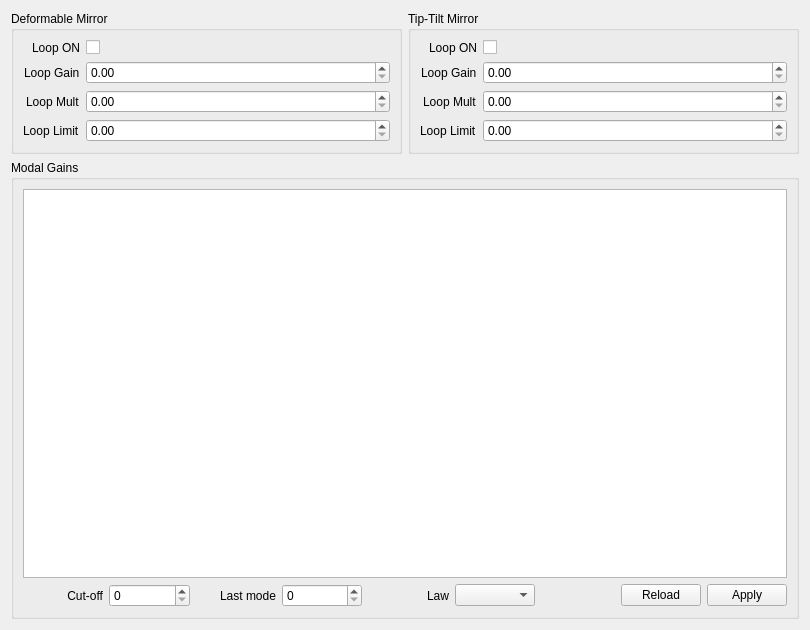
This is guis/ui/loop_controls.ui in janis-hag/kalao-ics as Qt 5 draws it before an edit. The edited form follows.
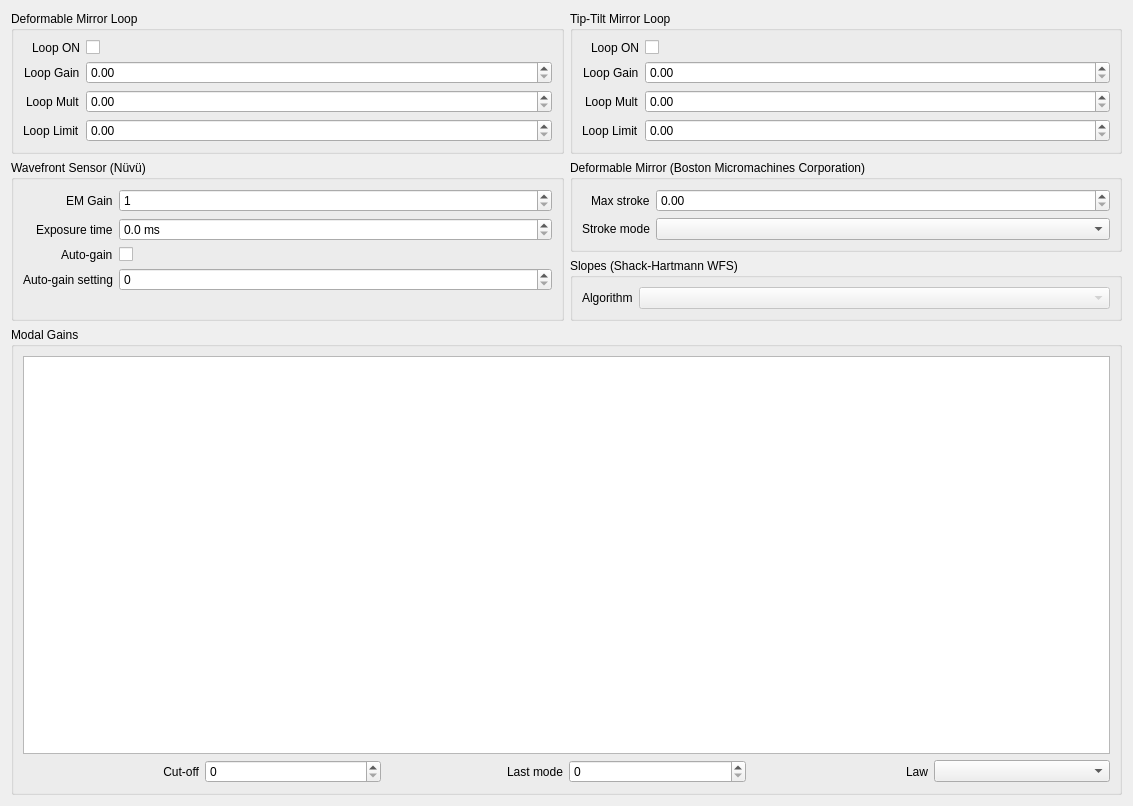
This is the edited form. Custom widgets are drawn as their Qt base class.

What changed in the file:
```diff
--- a/guis/ui/loop_controls.ui
+++ b/guis/ui/loop_controls.ui
@@ -6,98 +6,18 @@
    <rect>
     <x>0</x>
     <y>0</y>
-    <width>810</width>
-    <height>630</height>
+    <width>1133</width>
+    <height>806</height>
    </rect>
   </property>
   <property name="windowTitle">
    <string>Loop Controls - KalAO</string>
   </property>
-  <layout class="QGridLayout" name="gridLayout" rowstretch="0,0" columnstretch="1,1">
-   <item row="0" column="1">
-    <widget class="QGroupBox" name="ttm_groupbox">
-     <property name="title">
-      <string>Tip-Tilt Mirror</string>
-     </property>
-     <layout class="QFormLayout" name="formLayout_4">
-      <property name="labelAlignment">
-       <set>Qt::AlignRight|Qt::AlignTrailing|Qt::AlignVCenter</set>
-      </property>
-      <item row="0" column="0">
-       <widget class="QLabel" name="ttm_loop_on_label">
-        <property name="text">
-         <string>Loop ON</string>
-        </property>
-       </widget>
-      </item>
-      <item row="1" column="0">
-       <widget class="QLabel" name="ttm_loop_gain_label">
-        <property name="text">
-         <string>Loop Gain</string>
-        </property>
-       </widget>
-      </item>
-      <item row="2" column="0">
-       <widget class="QLabel" name="ttm_loop_mult_label">
-        <property name="text">
-         <string>Loop Mult</string>
-        </property>
-       </widget>
-      </item>
-      <item row="3" column="0">
-       <widget class="QLabel" name="ttm_loop_limit_label">
-        <property name="text">
-         <string>Loop Limit</string>
-        </property>
-       </widget>
-      </item>
-      <item row="0" column="1">
-       <widget class="QCheckBox" name="ttm_loop_on_checkbox">
-        <property name="text">
-         <string/>
-        </property>
-       </widget>
-      </item>
-      <item row="1" column="1">
-       <widget class="QDoubleSpinBox" name="ttm_loop_gain_spinbox">
-        <property name="keyboardTracking">
-         <bool>false</bool>
-        </property>
-        <property name="singleStep">
-         <double>0.010000000000000</double>
-        </property>
-       </widget>
-      </item>
-      <item row="2" column="1">
-       <widget class="QDoubleSpinBox" name="ttm_loop_mult_spinbox">
-        <property name="keyboardTracking">
-         <bool>false</bool>
-        </property>
-        <property name="maximum">
-         <double>1.000000000000000</double>
-        </property>
-        <property name="singleStep">
-         <double>0.010000000000000</double>
-        </property>
-       </widget>
-      </item>
-      <item row="3" column="1">
-       <widget class="QDoubleSpinBox" name="ttm_loop_limit_spinbox">
-        <property name="keyboardTracking">
-         <bool>false</bool>
-        </property>
-        <property name="singleStep">
-         <double>0.010000000000000</double>
-        </property>
-       </widget>
-      </item>
-     </layout>
-    </widget>
-   </item>
+  <layout class="QGridLayout" name="gridLayout" rowstretch="0,0,0,0" columnstretch="1,1">
    <item row="0" column="0">
     <widget class="QGroupBox" name="dm_groupbox">
      <property name="title">
-      <string>Deformable Mirror</string>
+      <string>Deformable Mirror Loop</string>
      </property>
      <layout class="QFormLayout" name="formLayout_3">
       <property name="labelAlignment">
@@ -174,7 +94,7 @@
      </layout>
     </widget>
    </item>
-   <item row="1" column="0" colspan="2">
+   <item row="3" column="0" colspan="2">
     <widget class="QGroupBox" name="modalgains_groupbox">
      <property name="title">
       <string>Modal Gains</string>
@@ -232,53 +152,248 @@
         <item>
          <widget class="QComboBox" name="law_combobox"/>
         </item>
-        <item>
-         <spacer name="horizontalSpacer">
-          <property name="orientation">
-           <enum>Qt::Horizontal</enum>
-          </property>
-          <property name="sizeType">
-           <enum>QSizePolicy::Maximum</enum>
-          </property>
-          <property name="sizeHint" stdset="0">
-           <size>
-            <width>80</width>
-            <height>20</height>
-           </size>
-          </property>
-         </spacer>
-        </item>
-        <item>
-         <widget class="QPushButton" name="pushButton">
-          <property name="sizePolicy">
-           <sizepolicy hsizetype="Fixed" vsizetype="Fixed">
-            <horstretch>0</horstretch>
-            <verstretch>0</verstretch>
-           </sizepolicy>
-          </property>
-          <property name="text">
-           <string>Reload</string>
-          </property>
-         </widget>
-        </item>
-        <item>
-         <widget class="QPushButton" name="pushButton_2">
-          <property name="sizePolicy">
-           <sizepolicy hsizetype="Fixed" vsizetype="Fixed">
-            <horstretch>0</horstretch>
-            <verstretch>0</verstretch>
-           </sizepolicy>
-          </property>
-          <property name="text">
-           <string>Apply</string>
-          </property>
-         </widget>
-        </item>
        </layout>
       </item>
      </layout>
     </widget>
    </item>
+   <item row="1" column="1">
+    <widget class="QGroupBox" name="bmc_groupbox">
+     <property name="title">
+      <string>Deformable Mirror (Boston Micromachines Corporation)</string>
+     </property>
+     <layout class="QFormLayout" name="formLayout_5">
+      <property name="labelAlignment">
+       <set>Qt::AlignRight|Qt::AlignTrailing|Qt::AlignVCenter</set>
+      </property>
+      <item row="0" column="0">
+       <widget class="QLabel" name="bmc_maxstroke_label">
+        <property name="text">
+         <string>Max stroke</string>
+        </property>
+       </widget>
+      </item>
+      <item row="0" column="1">
+       <widget class="QDoubleSpinBox" name="bmc_maxstroke_spinbox">
+        <property name="keyboardTracking">
+         <bool>false</bool>
+        </property>
+        <property name="minimum">
+         <double>0.000000000000000</double>
+        </property>
+        <property name="maximum">
+         <double>1.000000000000000</double>
+        </property>
+        <property name="singleStep">
+         <double>0.050000000000000</double>
+        </property>
+       </widget>
+      </item>
+      <item row="1" column="0">
+       <widget class="QLabel" name="bmc_strokemode_label">
+        <property name="text">
+         <string>Stroke mode</string>
+        </property>
+       </widget>
+      </item>
+      <item row="1" column="1">
+       <widget class="QComboBox" name="bmc_strokemode_combobox"/>
+      </item>
+     </layout>
+    </widget>
+   </item>
+   <item row="0" column="1">
+    <widget class="QGroupBox" name="ttmloop_groupbox">
+     <property name="title">
+      <string>Tip-Tilt Mirror Loop</string>
+     </property>
+     <layout class="QFormLayout" name="formLayout_4">
+      <property name="labelAlignment">
+       <set>Qt::AlignRight|Qt::AlignTrailing|Qt::AlignVCenter</set>
+      </property>
+      <item row="0" column="0">
+       <widget class="QLabel" name="ttmloop_on_label">
+        <property name="text">
+         <string>Loop ON</string>
+        </property>
+       </widget>
+      </item>
+      <item row="1" column="0">
+       <widget class="QLabel" name="ttmloop_gain_label">
+        <property name="text">
+         <string>Loop Gain</string>
+        </property>
+       </widget>
+      </item>
+      <item row="2" column="0">
+       <widget class="QLabel" name="ttmloop_mult_label">
+        <property name="text">
+         <string>Loop Mult</string>
+        </property>
+       </widget>
+      </item>
+      <item row="3" column="0">
+       <widget class="QLabel" name="ttmloop_limit_label">
+        <property name="text">
+         <string>Loop Limit</string>
+        </property>
+       </widget>
+      </item>
+      <item row="0" column="1">
+       <widget class="QCheckBox" name="ttmloop_on_checkbox">
+        <property name="text">
+         <string/>
+        </property>
+       </widget>
+      </item>
+      <item row="1" column="1">
+       <widget class="QDoubleSpinBox" name="ttmloop_gain_spinbox">
+        <property name="keyboardTracking">
+         <bool>false</bool>
+        </property>
+        <property name="singleStep">
+         <double>0.010000000000000</double>
+        </property>
+       </widget>
+      </item>
+      <item row="2" column="1">
+       <widget class="QDoubleSpinBox" name="ttmloop_mult_spinbox">
+        <property name="keyboardTracking">
+         <bool>false</bool>
+        </property>
+        <property name="maximum">
+         <double>1.000000000000000</double>
+        </property>
+        <property name="singleStep">
+         <double>0.010000000000000</double>
+        </property>
+       </widget>
+      </item>
+      <item row="3" column="1">
+       <widget class="QDoubleSpinBox" name="ttmloop_limit_spinbox">
+        <property name="keyboardTracking">
+         <bool>false</bool>
+        </property>
+        <property name="singleStep">
+         <double>0.010000000000000</double>
+        </property>
+       </widget>
+      </item>
+     </layout>
+    </widget>
+   </item>
+   <item row="2" column="1">
+    <widget class="QGroupBox" name="shwfs_groupbox">
+     <property name="title">
+      <string>Slopes (Shack-Hartmann WFS)</string>
+     </property>
+     <layout class="QFormLayout" name="formLayout">
+      <property name="labelAlignment">
+       <set>Qt::AlignRight|Qt::AlignTrailing|Qt::AlignVCenter</set>
+      </property>
+      <item row="0" column="0">
+       <widget class="QLabel" name="shwfs_algorithm_label">
+        <property name="text">
+         <string>Algorithm</string>
+        </property>
+       </widget>
+      </item>
+      <item row="0" column="1">
+       <widget class="QComboBox" name="shwfs_algorithm_combobox">
+        <property name="enabled">
+         <bool>false</bool>
+        </property>
+       </widget>
+      </item>
+     </layout>
+    </widget>
+   </item>
+   <item row="1" column="0" rowspan="2">
+    <widget class="QGroupBox" name="nuvu_groupbox">
+     <property name="title">
+      <string>Wavefront Sensor (Nüvü)</string>
+     </property>
+     <layout class="QFormLayout" name="formLayout_2">
+      <property name="labelAlignment">
+       <set>Qt::AlignRight|Qt::AlignTrailing|Qt::AlignVCenter</set>
+      </property>
+      <item row="0" column="0">
+       <widget class="QLabel" name="nuvu_emgain_label">
+        <property name="text">
+         <string>EM Gain</string>
+        </property>
+       </widget>
+      </item>
+      <item row="0" column="1">
+       <widget class="QSpinBox" name="nuvu_emgain_spinbox">
+        <property name="keyboardTracking">
+         <bool>false</bool>
+        </property>
+        <property name="minimum">
+         <number>1</number>
+        </property>
+        <property name="maximum">
+         <number>1000</number>
+        </property>
+       </widget>
+      </item>
+      <item row="1" column="0">
+       <widget class="QLabel" name="nuvu_exposuretime_label">
+        <property name="text">
+         <string>Exposure time</string>
+        </property>
+       </widget>
+      </item>
+      <item row="1" column="1">
+       <widget class="QDoubleSpinBox" name="nuvu_exposuretime_spinbox">
+        <property name="keyboardTracking">
+         <bool>false</bool>
+        </property>
+        <property name="suffix">
+         <string> ms</string>
+        </property>
+        <property name="decimals">
+         <number>1</number>
+        </property>
+        <property name="maximum">
+         <double>1000.000000000000000</double>
+        </property>
+        <property name="singleStep">
+         <double>0.100000000000000</double>
+        </property>
+       </widget>
+      </item>
+      <item row="2" column="0">
+       <widget class="QLabel" name="nuvu_autogain_label">
+        <property name="text">
+         <string>Auto-gain</string>
+        </property>
+       </widget>
+      </item>
+      <item row="2" column="1">
+       <widget class="QCheckBox" name="nuvu_autogain_checkbox">
+        <property name="text">
+         <string/>
+        </property>
+       </widget>
+      </item>
+      <item row="3" column="0">
+       <widget class="QLabel" name="nuvu_autogain_setting_label">
+        <property name="text">
+         <string>Auto-gain setting</string>
+        </property>
+       </widget>
+      </item>
+      <item row="3" column="1">
+       <widget class="QSpinBox" name="nuvu_autogain_setting_spinbox">
+        <property name="keyboardTracking">
+         <bool>false</bool>
+        </property>
+       </widget>
+      </item>
+     </layout>
+    </widget>
+   </item>
   </layout>
  </widget>
  <customwidgets>
```
Left out of the diff: 24 changed lines with no effect on the pictures.
